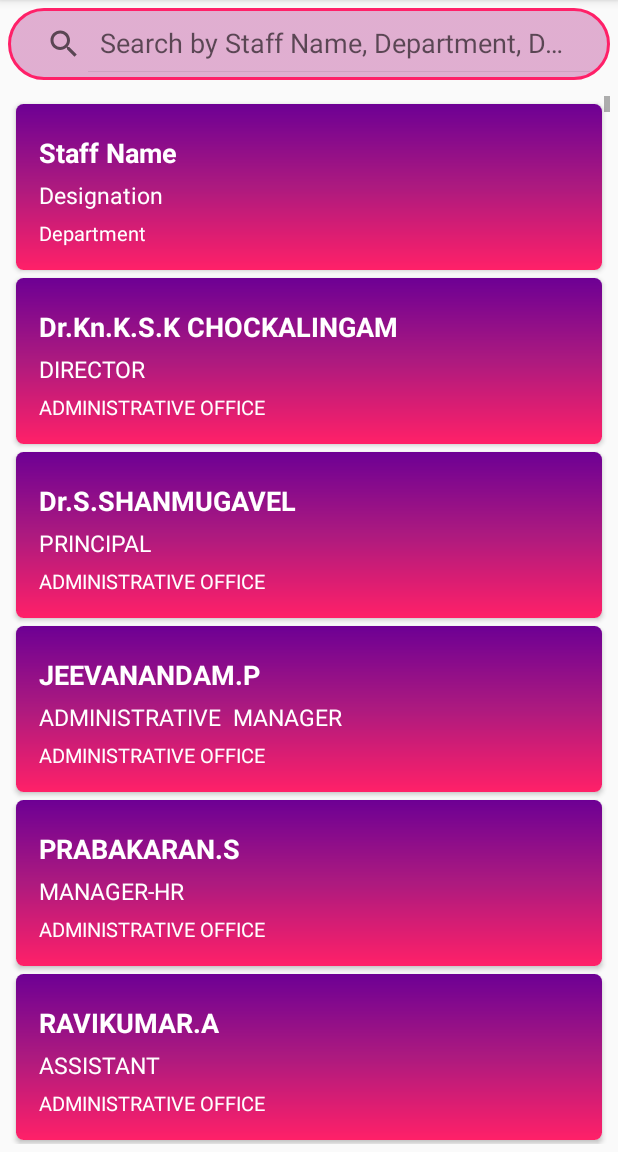
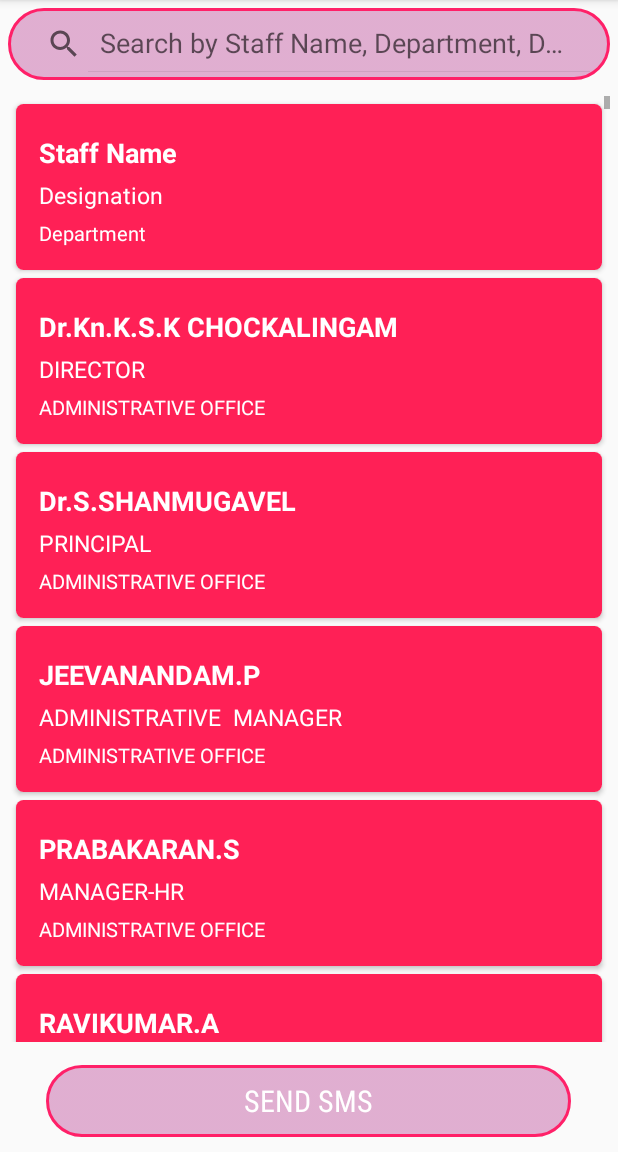
Before and after one commit to Janofer-31j/MovieTickets, an Android app: the SearchActivity screen opened directly, with no data from a screen before it, on a phone screen of 412 x 824 dp, the part 84-1236 px from its top. Run offline under Robolectric (Android 15) with nearby library versions, the phone set to English and light mode, and no system bars; our stand-ins replace ButterKnife.

Commit message:
Multi select added

```diff
--- a/app/src/main/AndroidManifest.xml
+++ b/app/src/main/AndroidManifest.xml
@@ -50,7 +50,8 @@
         <activity android:name="com.nec.staffApp.Main4Activity"
             android:screenOrientation="portrait"></activity>
         <activity android:name="com.nec.staffApp.SearchActivity"
-            android:screenOrientation="portrait"></activity>
+            android:screenOrientation="portrait"
+            android:windowSoftInputMode="adjustPan"></activity>
     </application>
 
 </manifest>
--- a/app/src/main/java/com/nec/staffApp/multichoice/MultiChoiceAdapter.java
+++ b/app/src/main/java/com/nec/staffApp/multichoice/MultiChoiceAdapter.java
@@ -20,7 +20,7 @@ import java.util.List;
 import java.util.Map;
 
 
-public abstract class MultiChoiceAdapter<VH extends RecyclerView.ViewHolder> extends RecyclerView.Adapter<VH> implements MultiChoiceToolbar.Listener {
+public abstract class MultiChoiceAdapter<VH extends RecyclerView.ViewHolder> extends RecyclerView.Adapter<VH>{
 
     private static final float DESELECTED_ALPHA = 1f;
     static final float SELECTED_ALPHA = 0.25f;
@@ -31,7 +31,6 @@ public abstract class MultiChoiceAdapter<VH extends RecyclerView.ViewHolder> ext
 
     private Map<Integer, State> mItemList = new LinkedHashMap<>();
     private Listener mListener = null;
-    private MultiChoiceToolbarHelper mMultiChoiceToolbarHelper;
     private RecyclerView mRecyclerView;
 
     //region Public methods
@@ -139,11 +138,6 @@ public abstract class MultiChoiceAdapter<VH extends RecyclerView.ViewHolder> ext
 
     public void setMultiChoiceSelectionListener(Listener listener) {
         this.mListener = listener;
-    }
-
-    public void setMultiChoiceToolbar(MultiChoiceToolbar multiChoiceToolbar) {
-        multiChoiceToolbar.setToolbarListener(this);
-        mMultiChoiceToolbarHelper = new MultiChoiceToolbarHelper(multiChoiceToolbar);
     }
 
     /**
@@ -265,8 +259,7 @@ public abstract class MultiChoiceAdapter<VH extends RecyclerView.ViewHolder> ext
     }
 
     private void updateToolbarIfNeeded(int selectedListSize) {
-        if ((mIsInMultiChoiceMode || mIsInSingleClickMode || selectedListSize > 0) && mMultiChoiceToolbarHelper != null) {
-            mMultiChoiceToolbarHelper.updateToolbar(selectedListSize);
+        if ((mIsInMultiChoiceMode || mIsInSingleClickMode || selectedListSize > 0)) {
         }
     }
 
@@ -307,11 +300,6 @@ public abstract class MultiChoiceAdapter<VH extends RecyclerView.ViewHolder> ext
                 mListener.OnDeselectAll(getSelectedItemListInternal().size(), mItemList.size());
             }
         }
-    }
-
-    @Override
-    public void onClearButtonPressed() {
-        performAll(Action.DESELECT);
     }
 
     @Override
--- a/app/src/main/java/com/nec/staffApp/multichoice/SampleCustomViewAdapter.java
+++ b/app/src/main/java/com/nec/staffApp/multichoice/SampleCustomViewAdapter.java
@@ -18,25 +18,27 @@ import com.nec.staffApp.Staff;
 
 import java.util.ArrayList;
 
-public class SampleCustomViewAdapter extends MultiChoiceAdapter<SampleCustomViewAdapter.SampleCustomViewHolder> {
+public class SampleCustomViewAdapter extends MultiChoiceAdapter<SampleCustomViewAdapter.CustomViewHolder> {
 
     private final ArrayList<Staff> mArrayList;
     private ArrayList<Staff> mFilteredList;
+    private ArrayList<Staff> selectedStaffList;
     private final Context mContext;
 
     public SampleCustomViewAdapter(ArrayList<Staff> messageV0s, Context context) {
         this.mArrayList = messageV0s;
         this.mFilteredList = messageV0s;
+        this. selectedStaffList= messageV0s;
         this.mContext = context;
     }
 
     @Override
-    public SampleCustomViewHolder onCreateViewHolder(ViewGroup parent, int viewType) {
-        return new SampleCustomViewHolder(LayoutInflater.from(parent.getContext()).inflate(R.layout.item_sample_custom_view, parent, false));
+    public CustomViewHolder onCreateViewHolder(ViewGroup parent, int viewType) {
+        return new CustomViewHolder(LayoutInflater.from(parent.getContext()).inflate(R.layout.item_sample_custom_view, parent, false));
     }
 
     @Override
-    public void onBindViewHolder(SampleCustomViewHolder holder, int position) {
+    public void onBindViewHolder(CustomViewHolder holder, int position) {
         super.onBindViewHolder(holder, position);
 
         Staff currentItem = mFilteredList.get(position);
@@ -98,14 +100,14 @@ public class SampleCustomViewAdapter extends MultiChoiceAdapter<SampleCustomView
 
         LinearLayout relativeLayout = (LinearLayout) view.findViewById(R.id.container);
         if (state) {
-            relativeLayout.setBackgroundColor(ContextCompat.getColor(mContext, R.color.btn_disabled));
+            relativeLayout.setBackgroundColor(ContextCompat.getColor(mContext, R.color.colorAccentOpac50));
         } else {
-            //relativeLayout.setBackgroundColor(ContextCompat.getColor(mContext, android.R.color.transparent));
+            relativeLayout.setBackgroundColor(ContextCompat.getColor(mContext, R.color.colorAccentOpac80));
         }
     }
 
     @Override
-    protected View.OnClickListener defaultItemViewClickListener(SampleCustomViewHolder holder, final int position) {
+    protected View.OnClickListener defaultItemViewClickListener(CustomViewHolder holder, final int position) {
         return new View.OnClickListener() {
             @Override
             public void onClick(View v) {
@@ -114,12 +116,12 @@ public class SampleCustomViewAdapter extends MultiChoiceAdapter<SampleCustomView
         };
     }
 
-    class SampleCustomViewHolder extends RecyclerView.ViewHolder {
+    public class CustomViewHolder extends RecyclerView.ViewHolder {
 
         public TextView tv_name, tvDepartment, tvDesignation;
 
 
-        SampleCustomViewHolder(View itemView) {
+        CustomViewHolder(View itemView) {
             super(itemView);
             tv_name = (TextView)itemView.findViewById(R.id.tv_name);
             tvDepartment = (TextView)itemView.findViewById(R.id.tvDept);
--- a/app/src/main/res/layout/searchview.xml
+++ b/app/src/main/res/layout/searchview.xml
@@ -22,6 +22,23 @@
         android:layout_margin="5dp"
         android:layout_below="@+id/search"
         android:layout_width="match_parent"
+        android:layout_above="@+id/btnSendSMS"
         android:layout_height="match_parent"/>
 
+    <Button
+        android:id="@+id/btnSendSMS"
+        android:layout_below="@+id/btn_one"
+        android:layout_width="350dp"
+        android:layout_margin="10dp"
+        android:layout_height="wrap_content"
+        android:background="@drawable/rounded_button_pink"
+        android:fontFamily="sans-serif-condensed"
+        android:paddingLeft="20dp"
+        android:layout_centerHorizontal="true"
+        android:layout_alignParentBottom="true"
+        android:paddingRight="20dp"
+        android:text="Send SMS"
+        android:textColor="#ffffff"
+        android:textSize="20sp" />
+
 </RelativeLayout>
--- a/app/src/main/res/values/colors.xml
+++ b/app/src/main/res/values/colors.xml
@@ -7,4 +7,6 @@
     <color name="viewBg">#f8f8f8</color>
     <color name="btn_disabled">#999</color>
     <color name="lbl_value">#222222</color>
+    <color name="colorAccentOpac50">#76ff2068</color>#ff2068
+    <color name="colorAccentOpac80">#ff2056</color>
 </resources>
```
Also changed, not shown: app/src/main/java/com/nec/staffApp/SearchActivity.java (+40 -3 lines), app/src/main/java/com/nec/staffApp/multichoice/Constants.java (deleted, +0 -10 lines), app/src/main/java/com/nec/staffApp/multichoice/MultiChoiceToolbar.java (deleted, +0 -218 lines), app/src/main/java/com/nec/staffApp/multichoice/MultiChoiceToolbarHelper.java (deleted, +0 -113 lines).
